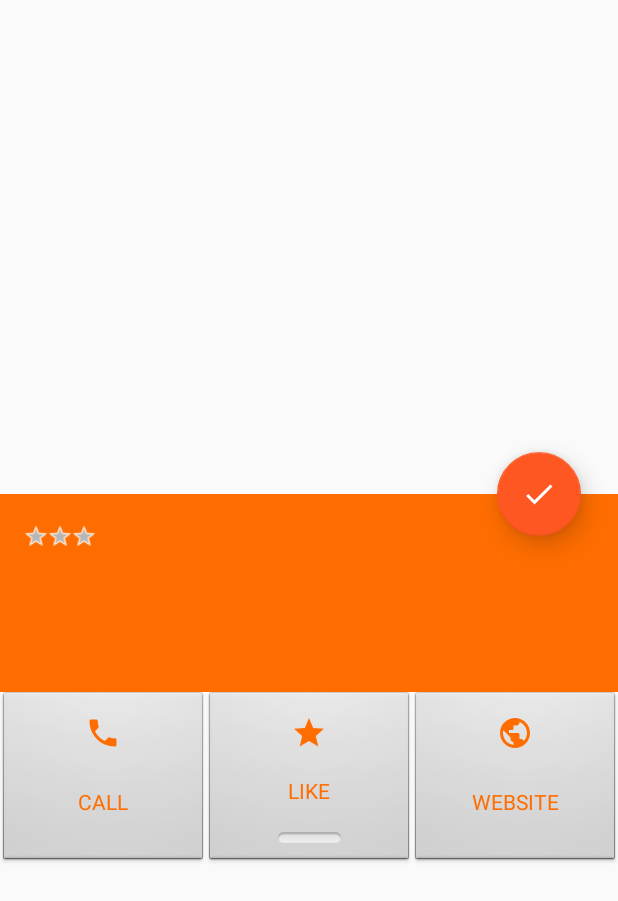
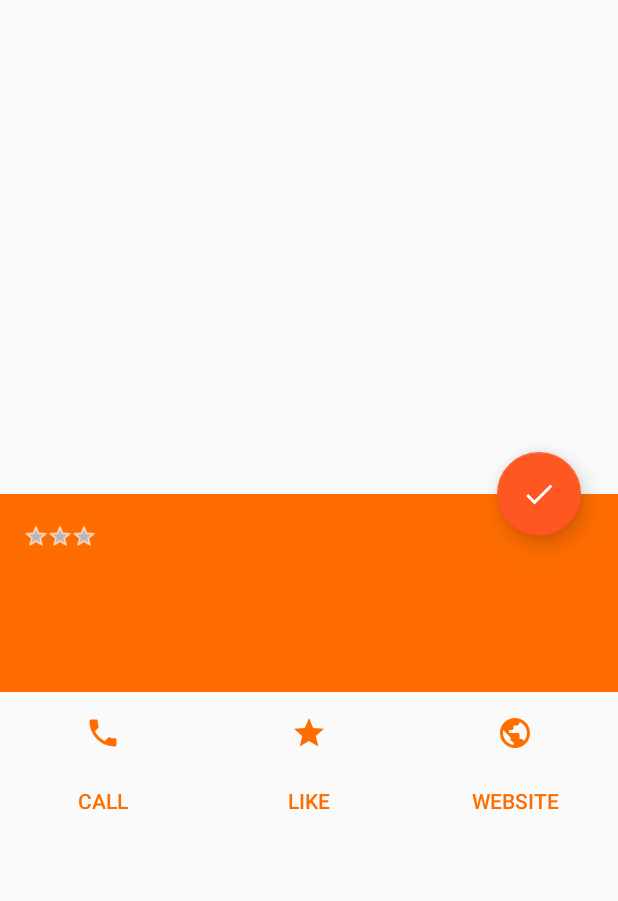
Before and after one commit to wilksyz/Go4Lunch, an Android app: the InfoPageRestaurantActivity screen opened directly, with no data from a screen before it, on a phone screen of 412 x 824 dp. Shown: the top 901 px of the screen. Run offline under Robolectric (Android 15) with nearby library versions, the phone set to English and light mode, and no system bars; our stand-ins replace ButterKnife, Firebase (no records; nobody signed in at launch, a user with empty details on screens opened directly), RxJava; pictures from the network do not load; 1 statement that could not run was skipped.

Commit message:
Change button style InfoPageRestaurant

```diff
--- a/app/src/main/res/layout/activity_info_page.xml
+++ b/app/src/main/res/layout/activity_info_page.xml
@@ -90,7 +90,7 @@
 
     <ToggleButton
         android:id="@+id/likeButton"
-        style="@android:style/Widget.Button.Toggle"
+        style="@style/Widget.AppCompat.Button.Borderless.Colored"
         android:layout_width="0dp"
         android:layout_height="0dp"
         android:drawableTop="@drawable/ic_star"
@@ -107,7 +107,7 @@
 
     <Button
         android:id="@+id/webButton"
-        style="@android:style/Widget.Button.Small"
+        style="@style/Widget.AppCompat.Button.Borderless.Colored"
         android:layout_width="0dp"
         android:layout_height="0dp"
         android:drawableTop="@drawable/ic_public"
@@ -139,7 +139,7 @@
 
     <Button
         android:id="@+id/call_button"
-        style="@android:style/Widget.Button.Small"
+        style="@style/Widget.AppCompat.Button.Borderless.Colored"
         android:layout_width="0dp"
         android:layout_height="0dp"
         android:drawableTop="@drawable/ic_phone"
```
